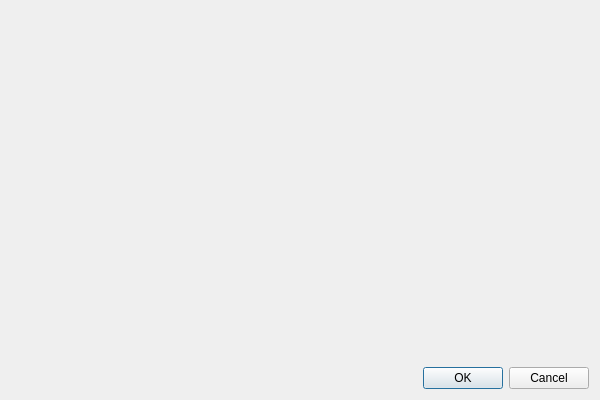
Qt form platform_base/src/platform_base/desktop/ui_files/compareSeriesDialog.ui (thiagoarcan/Warp) before a commit.
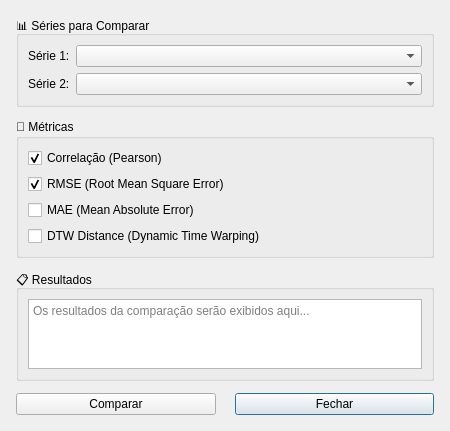
The same form after that commit.

Commit message:
Add UI components for selection panel and statistics widget
- Created `selectionPanel.ui` and its corresponding Python file `selectionPanel_ui.py` to define the layout for the selection panel.
- Added `selectionStatsWidget.ui` and `selectionStatsWidget_ui.py` to implement the statistics display with various metrics.
- Introduced `smoothingConfigDialog.ui` and `smoothingConfigDialog_ui.py` for configuring smoothing options with user inputs.
- Each UI component includes necessary layouts, widgets, and properties to ensure proper functionality and user experience.

The edit to the form file:
```diff
--- a/platform_base/src/platform_base/desktop/ui_files/compareSeriesDialog.ui
+++ b/platform_base/src/platform_base/desktop/ui_files/compareSeriesDialog.ui
@@ -6,7 +6,7 @@
    <rect>
     <x>0</x>
     <y>0</y>
-    <width>600</width>
+    <width>450</width>
     <height>400</height>
    </rect>
   </property>
@@ -14,21 +14,148 @@
    <string>CompareSeriesDialog</string>
   </property>
   <layout class="QVBoxLayout" name="mainLayout">
+   <property name="spacing">
+    <number>12</number>
+   </property>
+   <property name="leftMargin">
+    <number>16</number>
+   </property>
+   <property name="topMargin">
+    <number>16</number>
+   </property>
+   <property name="rightMargin">
+    <number>16</number>
+   </property>
+   <property name="bottomMargin">
+    <number>16</number>
+   </property>
+   
+   <!-- Series Selection Group -->
    <item>
-    <widget class="QWidget" name="contentWidget">
-     <layout class="QVBoxLayout" name="contentLayout"/>
+    <widget class="QGroupBox" name="seriesGroup">
+     <property name="title">
+      <string>📊 Séries para Comparar</string>
+     </property>
+     <layout class="QFormLayout" name="seriesLayout">
+      <item row="0" column="0">
+       <widget class="QLabel" name="series1Label">
+        <property name="text">
+         <string>Série 1:</string>
+        </property>
+       </widget>
+      </item>
+      <item row="0" column="1">
+       <widget class="QComboBox" name="series1Combo"/>
+      </item>
+      <item row="1" column="0">
+       <widget class="QLabel" name="series2Label">
+        <property name="text">
+         <string>Série 2:</string>
+        </property>
+       </widget>
+      </item>
+      <item row="1" column="1">
+       <widget class="QComboBox" name="series2Combo"/>
+      </item>
+     </layout>
     </widget>
    </item>
+   
+   <!-- Metrics Group -->
    <item>
-    <widget class="QDialogButtonBox" name="buttonBox">
-     <property name="orientation">
-      <enum>Qt::Horizontal</enum>
+    <widget class="QGroupBox" name="metricsGroup">
+     <property name="title">
+      <string>📐 Métricas</string>
      </property>
-     <property name="standardButtons">
-      <set>QDialogButtonBox::Cancel|QDialogButtonBox::Ok</set>
+     <layout class="QVBoxLayout" name="metricsLayout">
+      <item>
+       <widget class="QCheckBox" name="correlationCheck">
+        <property name="text">
+         <string>Correlação (Pearson)</string>
+        </property>
+        <property name="checked">
+         <bool>true</bool>
+        </property>
+       </widget>
+      </item>
+      <item>
+       <widget class="QCheckBox" name="rmseCheck">
+        <property name="text">
+         <string>RMSE (Root Mean Square Error)</string>
+        </property>
+        <property name="checked">
+         <bool>true</bool>
+        </property>
+       </widget>
+      </item>
+      <item>
+       <widget class="QCheckBox" name="maeCheck">
+        <property name="text">
+         <string>MAE (Mean Absolute Error)</string>
+        </property>
+       </widget>
+      </item>
+      <item>
+       <widget class="QCheckBox" name="dtwCheck">
+        <property name="text">
+         <string>DTW Distance (Dynamic Time Warping)</string>
+        </property>
+       </widget>
+      </item>
+     </layout>
+    </widget>
+   </item>
+   
+   <!-- Results Group -->
+   <item>
+    <widget class="QGroupBox" name="resultsGroup">
+     <property name="title">
+      <string>📋 Resultados</string>
      </property>
+     <layout class="QVBoxLayout" name="resultsLayout">
+      <item>
+       <widget class="QTextEdit" name="resultText">
+        <property name="readOnly">
+         <bool>true</bool>
+        </property>
+        <property name="placeholderText">
+         <string>Os resultados da comparação serão exibidos aqui...</string>
+        </property>
+       </widget>
+      </item>
+     </layout>
     </widget>
    </item>
+   
+   <!-- Button Box -->
+   <item>
+    <layout class="QHBoxLayout" name="buttonLayout">
+     <item>
+      <widget class="QPushButton" name="compareBtn">
+       <property name="text">
+        <string>Comparar</string>
+       </property>
+      </widget>
+     </item>
+     <item>
+      <spacer name="buttonSpacer">
+       <property name="orientation">
+        <enum>Qt::Horizontal</enum>
+       </property>
+      </spacer>
+     </item>
+     <item>
+      <widget class="QPushButton" name="closeBtn">
+       <property name="text">
+        <string>Fechar</string>
+       </property>
+       <property name="default">
+        <bool>true</bool>
+       </property>
+      </widget>
+     </item>
+    </layout>
+   </item>
   </layout>
  </widget>
  <resources/>
```
Left out of the diff: 23 changed lines with no effect on the pictures. The commit also changes 146 other files.
